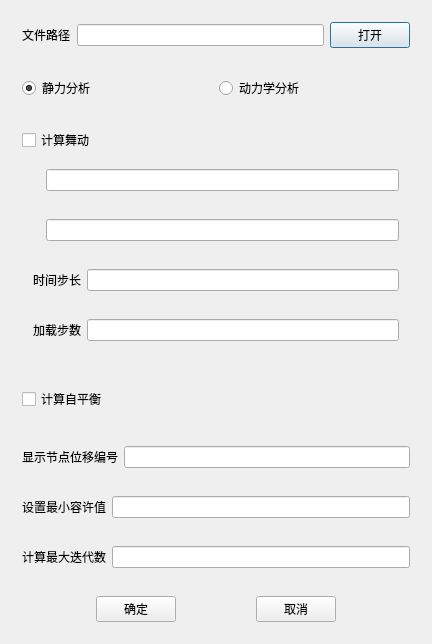
Old version of the form TW/TowerCaculate.ui in the repository Shixuku/Tower-Visual.
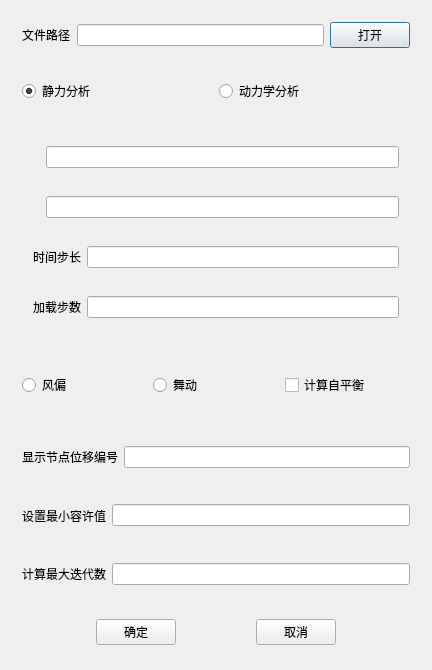
New version of the form. The open tabs and pages were chosen to show the change.

Commit message: 更新了范理的动态链接库，可计算导线在施加稳定风载荷后的变形，新增了动态计算

Patch:
```diff
--- a/TW/TowerCaculate.ui
+++ b/TW/TowerCaculate.ui
@@ -7,7 +7,7 @@
     <x>0</x>
     <y>0</y>
     <width>432</width>
-    <height>644</height>
+    <height>670</height>
    </rect>
   </property>
   <property name="windowTitle">
@@ -87,13 +87,6 @@
      </widget>
      <widget class="QWidget" name="page_2">
       <layout class="QVBoxLayout" name="verticalLayout">
-       <item>
-        <widget class="QCheckBox" name="checkBox">
-         <property name="text">
-          <string>计算舞动</string>
-         </property>
-        </widget>
-       </item>
        <item>
         <widget class="QWidget" name="widget_6" native="true">
          <layout class="QHBoxLayout" name="horizontalLayout_6">
@@ -166,7 +159,21 @@
     <widget class="QWidget" name="widget_12" native="true">
      <layout class="QHBoxLayout" name="horizontalLayout_12">
       <item>
-       <widget class="QCheckBox" name="checkBox_2">
+       <widget class="QRadioButton" name="radioButton_windage">
+        <property name="text">
+         <string>风偏</string>
+        </property>
+       </widget>
+      </item>
+      <item>
+       <widget class="QRadioButton" name="radioButton_galloping">
+        <property name="text">
+         <string>舞动</string>
+        </property>
+       </widget>
+      </item>
+      <item>
+       <widget class="QCheckBox" name="checkBox_eq">
         <property name="text">
          <string>计算自平衡</string>
         </property>
```
Left out of the diff: 6 changed lines with no effect on the pictures. The commit also changes 41 other files.
